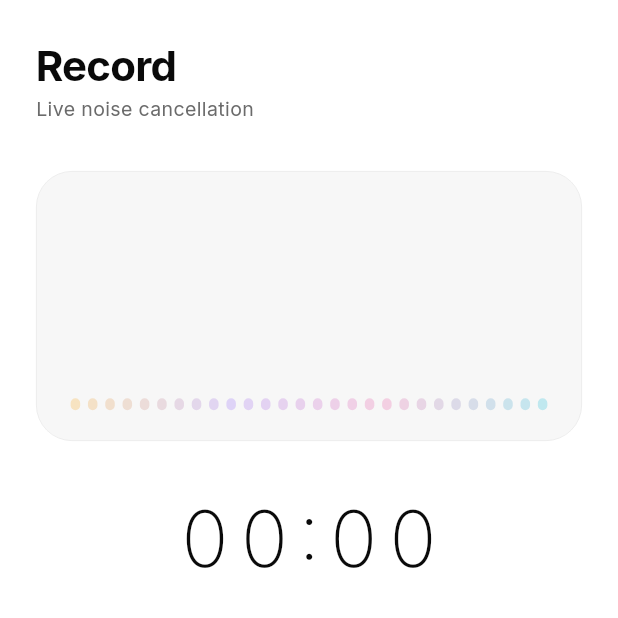
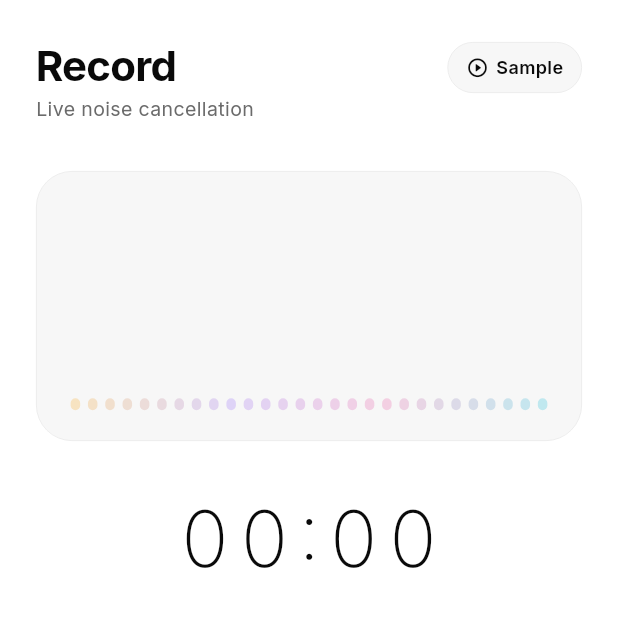
Before and after one commit to selvavishnum/Audio-denoise, a Flutter app: the screen it shows after launch, after a tap on "Skip", on a phone screen of 412 x 824 dp, the top half of it. Run offline on Flutter 3.47's test engine with Material 3 defaults, Android fonts, the phone set to English and light mode, and no system bars; our stand-ins replace file_picker, firebase_analytics, firebase_auth, firebase_core, flutter_animate, google_fonts and 8 more; missing offline and left inert: purchases_flutter, record; accounts and stored records are empty.

Commit message:
Add interactive sample-audio demo for new users
New users can hear what NoiseClear does before recording anything. Ships
a small synthetic noisy voice clip (assets/demo/sample_noisy.wav) and a
self-contained before/after demo sheet: tap Before to hear the noisy
original, tap After to hear it denoised on-device in real time (the
sample runs through the same ProcessorService pipeline as live audio).

Surfaced from two entry points:
- the final onboarding slide ('Hear a sample')
- a 'Sample' chip on the Record screen header

Processing happens entirely on-device; nothing is uploaded.

```diff
--- a/lib/screens/onboarding_screen.dart
+++ b/lib/screens/onboarding_screen.dart
@@ -2,6 +2,7 @@ import 'package:flutter/material.dart';
 import 'package:shared_preferences/shared_preferences.dart';
 
 import '../theme.dart';
+import '../widgets/sample_demo.dart';
 import 'package:flutter_animate/flutter_animate.dart';
 
 class OnboardingScreen extends StatefulWidget {
@@ -121,7 +122,35 @@ class _OnboardingScreenState extends State<OnboardingScreen> {
               ),
             ),
 
-            const SizedBox(height: 36),
+            const SizedBox(height: 20),
+
+            // Interactive sample — let new users hear the effect before starting
+            SizedBox(
+              height: 24,
+              child: _page == _slides.length - 1
+                  ? GestureDetector(
+                      onTap: () => showSampleDemo(context),
+                      child: Row(
+                        mainAxisAlignment: MainAxisAlignment.center,
+                        children: [
+                          const Icon(Icons.play_circle_outline_rounded,
+                              size: 16, color: AppColors.textPrim),
+                          const SizedBox(width: 6),
+                          Text('Hear a sample',
+                              style: TextStyle(
+                                fontSize: 13,
+                                fontWeight: FontWeight.w600,
+                                color: AppColors.textPrim,
+                                decoration: TextDecoration.underline,
+                                decorationColor: AppColors.textPrim,
+                              )),
+                        ],
+                      ),
+                    )
+                  : const SizedBox.shrink(),
+            ),
+
+            const SizedBox(height: 16),
 
             // Next / Get Started
             Padding(
--- a/lib/screens/record_screen.dart
+++ b/lib/screens/record_screen.dart
@@ -9,6 +9,7 @@ import '../models/audio_params.dart';
 import '../providers/audio_provider.dart';
 import '../theme.dart';
 import '../widgets/equalizer_painter.dart';
+import '../widgets/sample_demo.dart';
 
 class RecordScreen extends StatefulWidget {
   const RecordScreen({super.key});
@@ -100,12 +101,41 @@ class _RecordScreenState extends State<RecordScreen>
     );
   }
 
-  Widget _header(BuildContext context) => Column(
+  Widget _header(BuildContext context) => Row(
     crossAxisAlignment: CrossAxisAlignment.start,
     children: [
-      Text('Record', style: Theme.of(context).textTheme.displayLarge),
-      const SizedBox(height: 4),
-      Text('Live noise cancellation', style: Theme.of(context).textTheme.bodyMedium),
+      Expanded(
+        child: Column(
+          crossAxisAlignment: CrossAxisAlignment.start,
+          children: [
+            Text('Record', style: Theme.of(context).textTheme.displayLarge),
+            const SizedBox(height: 4),
+            Text('Live noise cancellation',
+                style: Theme.of(context).textTheme.bodyMedium),
+          ],
+        ),
+      ),
+      GestureDetector(
+        onTap: () => showSampleDemo(context),
+        child: Container(
+          padding: const EdgeInsets.symmetric(horizontal: 12, vertical: 8),
+          decoration: BoxDecoration(
+            color: AppColors.surface,
+            borderRadius: BorderRadius.circular(20),
+            border: Border.all(color: AppColors.border, width: 0.5),
+          ),
+          child: Row(mainAxisSize: MainAxisSize.min, children: const [
+            Icon(Icons.play_circle_outline_rounded,
+                size: 15, color: AppColors.textPrim),
+            SizedBox(width: 5),
+            Text('Sample',
+                style: TextStyle(
+                    fontSize: 12,
+                    fontWeight: FontWeight.w600,
+                    color: AppColors.textPrim)),
+          ]),
+        ),
+      ),
     ],
   );
 
--- a/pubspec.yaml
+++ b/pubspec.yaml
@@ -64,3 +64,4 @@ flutter:
 
   assets:
     - assets/models/
+    - assets/demo/
```
Also changed, not shown: lib/widgets/sample_demo.dart (added, +306 -0 lines), 2 other files.
